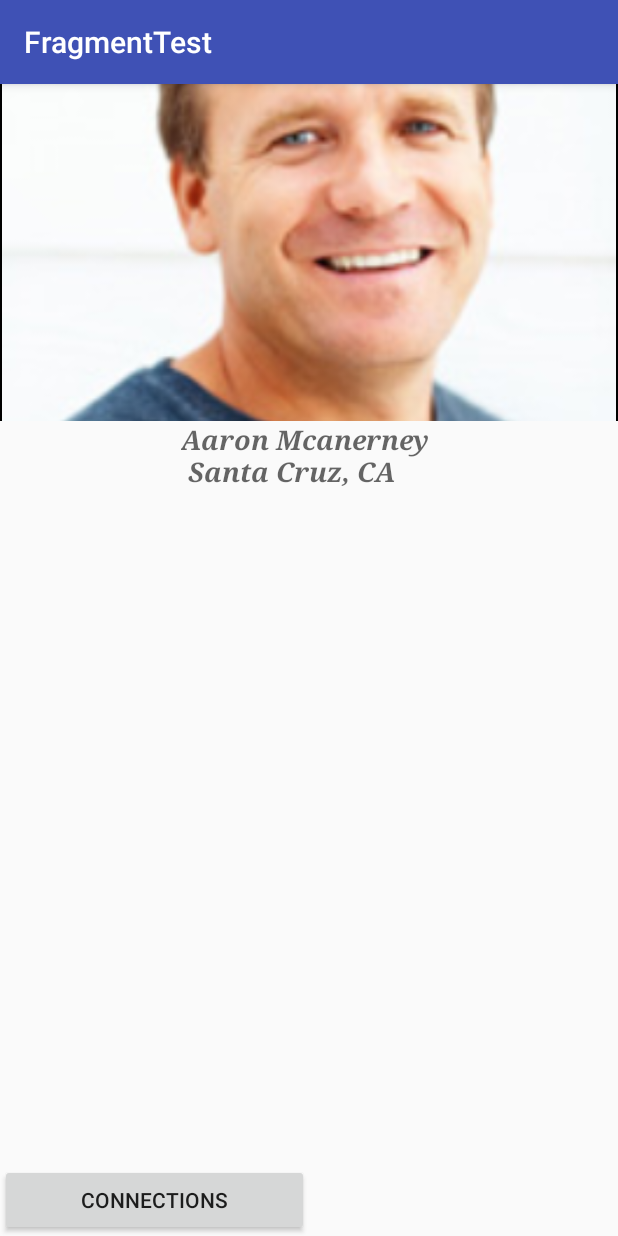
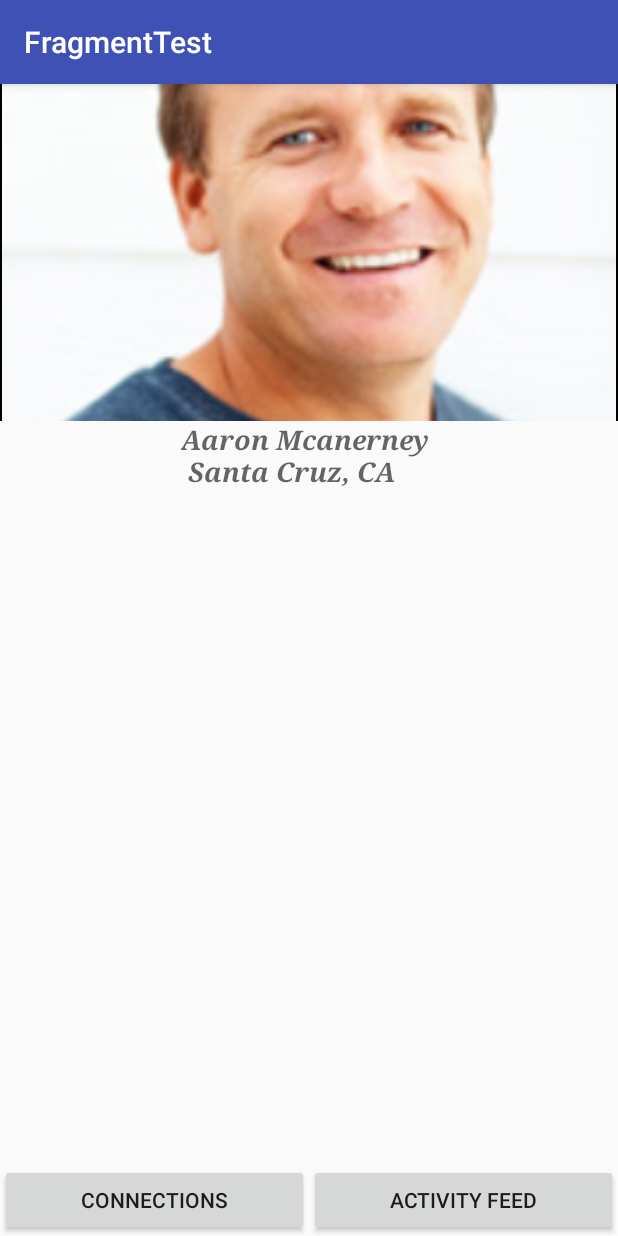
Before and after one commit to aaronmcanerney/Android-application-group, an Android app: the fragment HomeProfile shown on its own in the app's theme, on a phone screen of 412 x 824 dp. Run offline under Robolectric (Android 15) with nearby library versions, the phone set to English and light mode, and no system bars; 9 statements that could not run were skipped.

Commit message:
Buttons are back in place and not duplicating

```diff
--- a/app/src/main/java/com/example/aaron/fragmenttest/HomeProfile.java
+++ b/app/src/main/java/com/example/aaron/fragmenttest/HomeProfile.java
@@ -53,12 +53,14 @@ public class HomeProfile extends Fragment {
         img.setImageBitmap(activity.profilePicture);
         TextView nameView = (TextView) activity.findViewById(R.id.textView);
         nameView.setText(activity.displayName);
-
         Display d = ((WindowManager)getActivity().getSystemService(Context.WINDOW_SERVICE)).getDefaultDisplay();
         Point p = getDisplaySize(d);
         scaleImage(img, p);
-        GridLayout grid = (GridLayout) getActivity().findViewById(R.id.ButtonContainer);
+        GridLayout grid = new GridLayout(this.getActivity());
+        grid.setColumnCount(2);
+        rl.addView(grid);
         RelativeLayout.LayoutParams params = (RelativeLayout.LayoutParams) grid.getLayoutParams();
+        params.addRule(RelativeLayout.ALIGN_PARENT_BOTTOM);
         Button connections = new Button(this.getActivity());
         connections.setText("Connections");
         connections.setWidth(p.x/2);
@@ -71,7 +73,18 @@ public class HomeProfile extends Fragment {
             }
         });
         grid.addView(connections);
-
+        Button activityFeed = new Button(this.getActivity());
+        activityFeed.setOnClickListener(new View.OnClickListener()
+        {
+            @Override
+            public void onClick(View v)
+            {
+                toActivityFeed(v);
+            }
+        });
+        activityFeed.setText("Activity Feed");
+        activityFeed.setWidth(p.x/2);
+        grid.addView(activityFeed);
 
 
 
--- a/app/src/main/res/layout/fragment_home_profile.xml
+++ b/app/src/main/res/layout/fragment_home_profile.xml
@@ -40,15 +40,7 @@
             android:typeface="serif" />
 
     </LinearLayout>
-    <GridLayout
-        android:layout_width="match_parent"
-        android:layout_height="wrap_content"
-        android:layout_alignParentBottom="true"
-        android:layout_centerHorizontal="true"
-        android:id="@+id/ButtonContainer"
-        android:rowCount="1"
-        android:columnCount="2">
-    </GridLayout>
+
 
 
 
```
